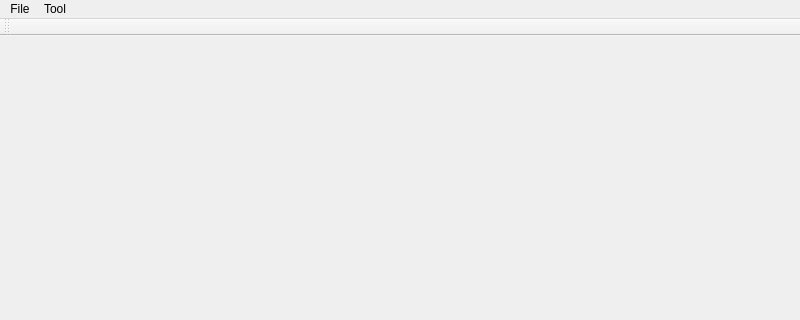
Qt form MechanicalDesign/MainWindow.ui (gnishida/MechanicalDesign) before a commit; both pictures show x 0 to 800 and y 0 to 320 of the 800 by 800 pixel window.
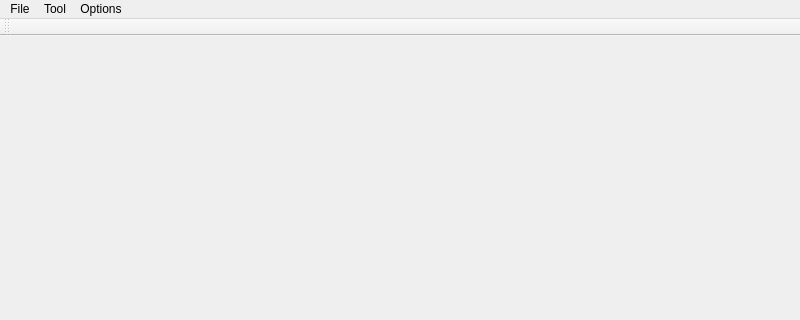
The same form after that commit.

```diff
--- a/MechanicalDesign/MainWindow.ui
+++ b/MechanicalDesign/MainWindow.ui
@@ -36,8 +36,19 @@
     <addaction name="actionRun"/>
     <addaction name="actionStop"/>
    </widget>
+   <widget class="QMenu" name="menuOptions">
+    <property name="title">
+     <string>Options</string>
+    </property>
+    <addaction name="actionShowAll"/>
+    <addaction name="separator"/>
+    <addaction name="actionShowAssemblies"/>
+    <addaction name="actionShowLinks"/>
+    <addaction name="actionShowBodies"/>
+   </widget>
    <addaction name="menuFile"/>
    <addaction name="menuTool"/>
+   <addaction name="menuOptions"/>
   </widget>
   <widget class="QToolBar" name="mainToolBar">
    <attribute name="toolBarArea">
```
Left out of the diff: 29 changed lines with no effect on the pictures.
